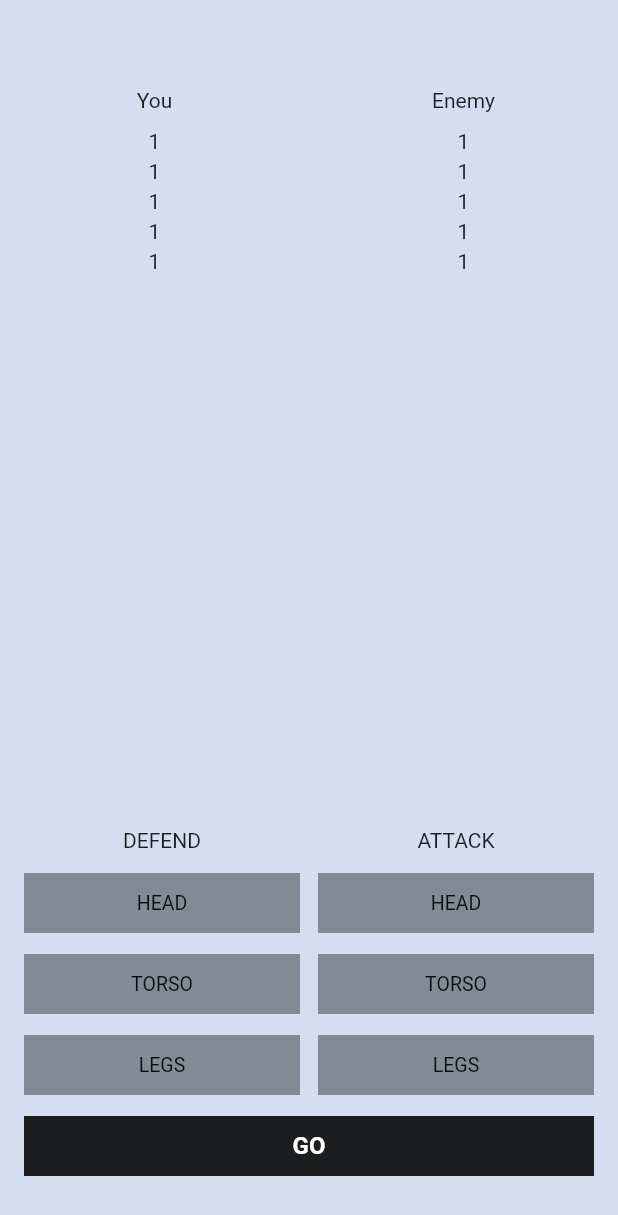
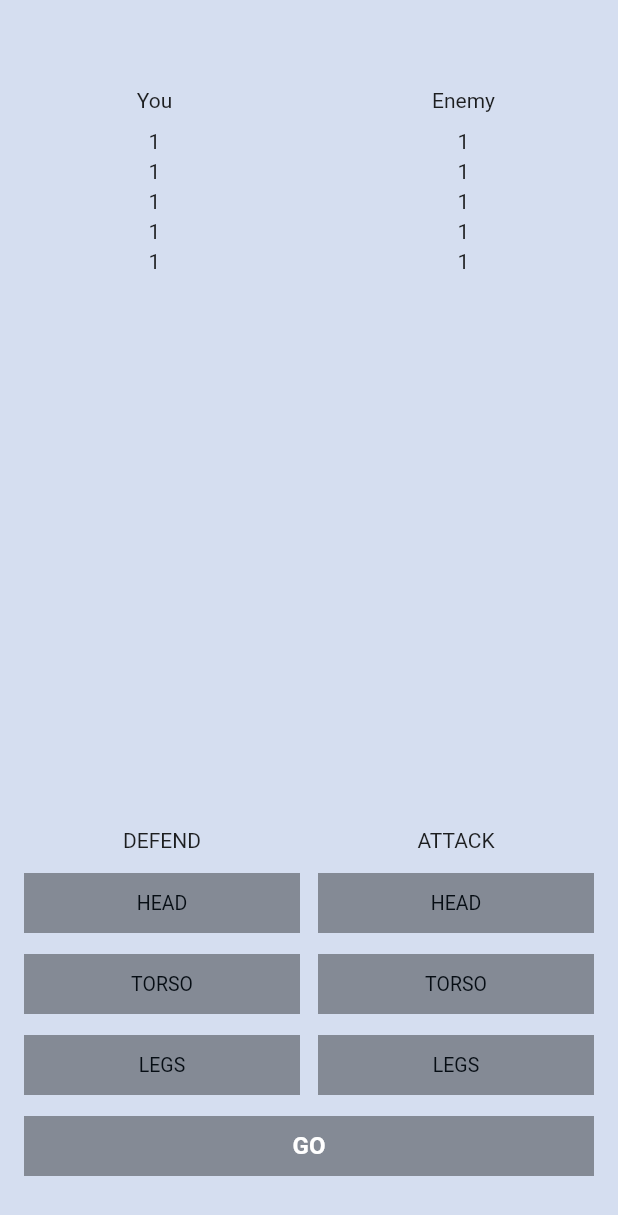
Before and after one commit to alexgelios/flutter_fight_club, a Flutter app: the screen it shows after launch, on a phone screen of 412 x 824 dp. Shown: the top 1215 px of the screen. Run offline on Flutter 3.47's test engine with Material 2 defaults, Android fonts, the phone set to English and light mode, and no system bars.

Commit message:
update, 6 tasks

```diff
--- a/lib/main.dart
+++ b/lib/main.dart
@@ -45,7 +45,6 @@ class _MyHomePageState extends State<MyHomePage> {
                         child: Text('Enemy',
                             style: TextStyle(
                                 fontWeight: FontWeight.w400, fontSize: 14)))),
-
               ],
             ),
             SizedBox(height: 11),
@@ -153,10 +152,22 @@ class _MyHomePageState extends State<MyHomePage> {
               children: [
                 SizedBox(width: 16),
                 Expanded(
+                  child: GestureDetector(
+                    onTap: () {
+                      if (attackingBodyPart != null && defendingBodyPart != null
+                      ) {
+                        setState(() {
+                          attackingBodyPart = null;
+                          defendingBodyPart = null;
+                        });
+                      }
+                    },
                     child: SizedBox(
                       height: 40,
                       child: ColoredBox(
-                      color: Color.fromRGBO(0, 0, 0, 0.87),
+                        color: attackingBodyPart == null || defendingBodyPart == null ?
+                          Color.fromRGBO(0, 0, 0, 0.38)
+                        : Color.fromRGBO(0, 0, 0, 0.87),
                         child: Center(
                           child: Text(
                             'Go'.toUpperCase(),
@@ -164,6 +175,7 @@ class _MyHomePageState extends State<MyHomePage> {
                                 fontWeight: FontWeight.w700,
                                 fontSize: 16,
                                 color: Colors.white),
+                          ),
                         ),
                       ),
                     ),
```
Lines whose indentation alone changed are shown as unchanged.
